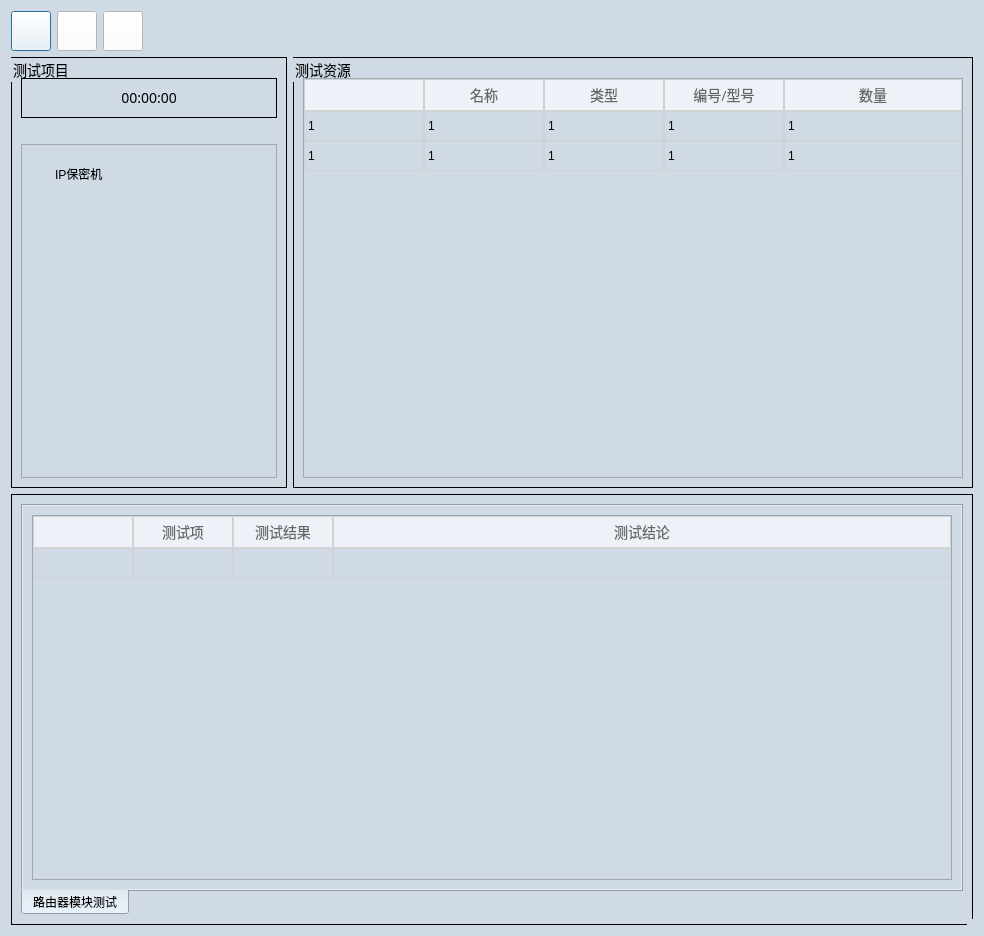
Old version of the form ui/security_machine/security.ui in the repository gaoxingyu-hub/HUA54testframework.
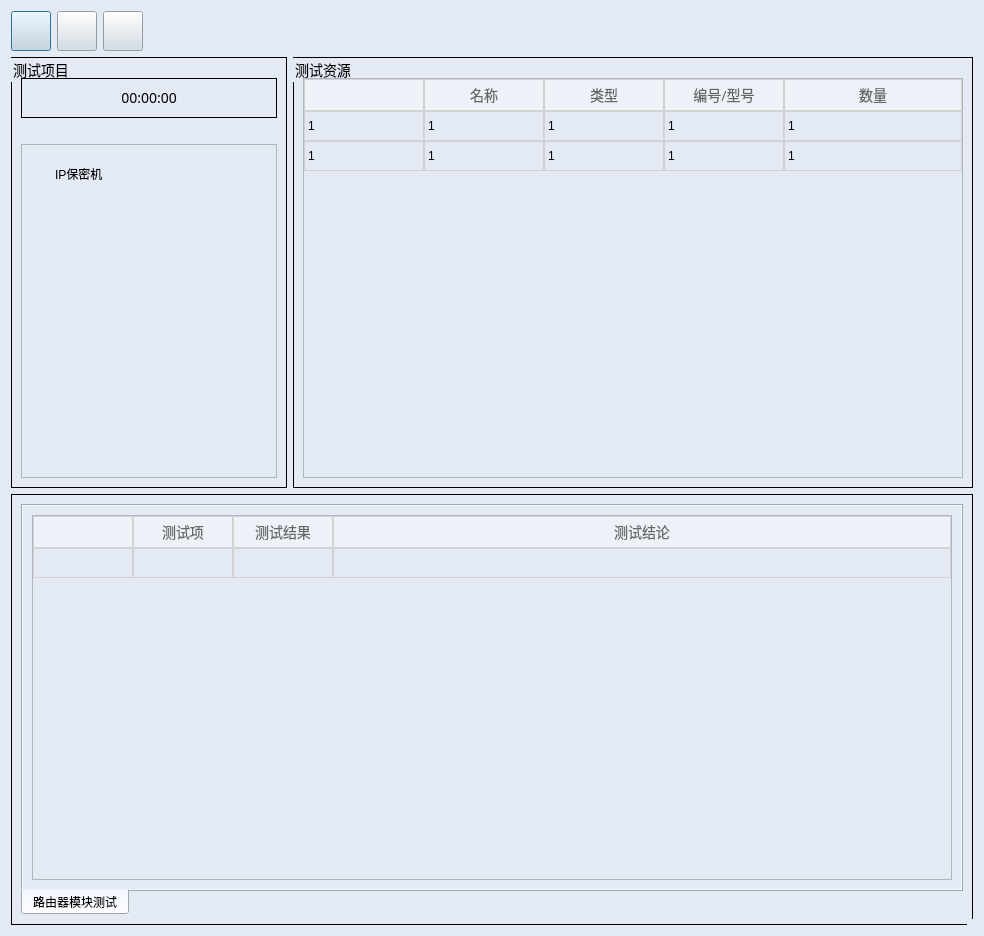
New version of the form. Icons and pictures are not drawn.

Patch:
```diff
--- a/ui/security_machine/security.ui
+++ b/ui/security_machine/security.ui
@@ -15,66 +15,50 @@
   </property>
   <property name="styleSheet">
    <string notr="true">QDialog{
-background-color:#D0DAE5;
+background-color:#E3EAF4;
 margin-top:10px;
 }
 
 QTextBrower{
-background-color:#D0DAE5;
+background-color:#E3EAF4;
 border-width:0;border-style:outset
 }
 
 QLineEdit{
-background-color:#D0DAE5;
+background-color:#E3EAF4;
 }
 
 QWidget{
-background-color:#D0DAE5;
+background-color:#E3EAF4;
 }
 
 QStackedWidget{
-background-color:#D0DAE5;
+background-color:#E3EAF4;
 }
 
 QLabel{
 font-size:14px;
 font-family:Microsoft YaHei;
-background-color:#D0DAE5;
+background-color:#E3EAF4;
 }
 
 QGroupBox{
 font-size:14px;
 font-family:Microsoft YaHei;
 border:1px solid rgb(0, 0, 0);
+background-color:#E3EAF4;
 }
 
-/****QPushButton****/
-QPushButton{
-width:32px;
-height:32px;
-background-color:#F4F4F3;
-color: #FFFFFF;
-font-size:14px;
-font-family:Microsoft YaHei;
-}
-QPushButton#pushButton_close:hover{
-background-color:#2784D6;
-cursor:pointer;
-}
-QPushButton#pushButton_close:pressed{
-background-color:#2784D6;
-}
+
 QToolBar{
-background-color:#172545;
+background-color:#D5D5D5;
 height:30px;
 border:None;
 padding:1px;
 }
-
-
 /****QTreeWidget****/
 QTreeWidget{
-background-color:#D0DAE5;
+background-color:#E3EAF4;
 padding-top:20px;
 padding-left:10px;
 margin-top:20px;
@@ -144,11 +128,21 @@
 QScrollBar:vertical{
 border: 5px solid #D5D5D5;
 }
+/****QPushButton****/
+QPushButton{
+width:32px;
+height:32px;
+background-color:#D0DAE5;
+color: #FFFFFF;
+font-size:14px;
+font-family:Microsoft YaHei;
+}
 QPushButton:hover{
 background-color:#2784D6;
-cursor:pointer;}
-QPushButton{
-background-color:#F4F4F3;
+cursor:pointer;
+}
+QPushButton:pressed{
+background-color:#2784D6;
 }
 </string>
   </property>
@@ -165,8 +159,7 @@
          <item row="0" column="0">
           <widget class="QPushButton" name="pushButton_start">
            <property name="styleSheet">
-            <string notr="true">background-color:rgb(255, 255, 255);
-</string>
+            <string notr="true"/>
            </property>
            <property name="text">
             <string/>
@@ -186,7 +179,7 @@
          <item row="0" column="2">
           <widget class="QPushButton" name="pushButton_close">
            <property name="styleSheet">
-            <string notr="true">background-color:rgb(255, 255, 255);</string>
+            <string notr="true"/>
            </property>
            <property name="text">
             <string/>
@@ -206,7 +199,7 @@
          <item row="0" column="1">
           <widget class="QPushButton" name="pushButton_restart">
            <property name="styleSheet">
-            <string notr="true">background-color:rgb(255, 255, 255);</string>
+            <string notr="true"/>
            </property>
            <property name="text">
             <string/>
@@ -353,7 +346,7 @@
               </row>
               <column>
                <property name="text">
-                <string> </string>
+                <string/>
                </property>
               </column>
               <column>
@@ -470,7 +463,7 @@
                 </row>
                 <column>
                  <property name="text">
-                  <string> </string>
+                  <string/>
                  </property>
                 </column>
                 <column>
```
Left out of the diff: 16 changed lines with no effect on the pictures.
